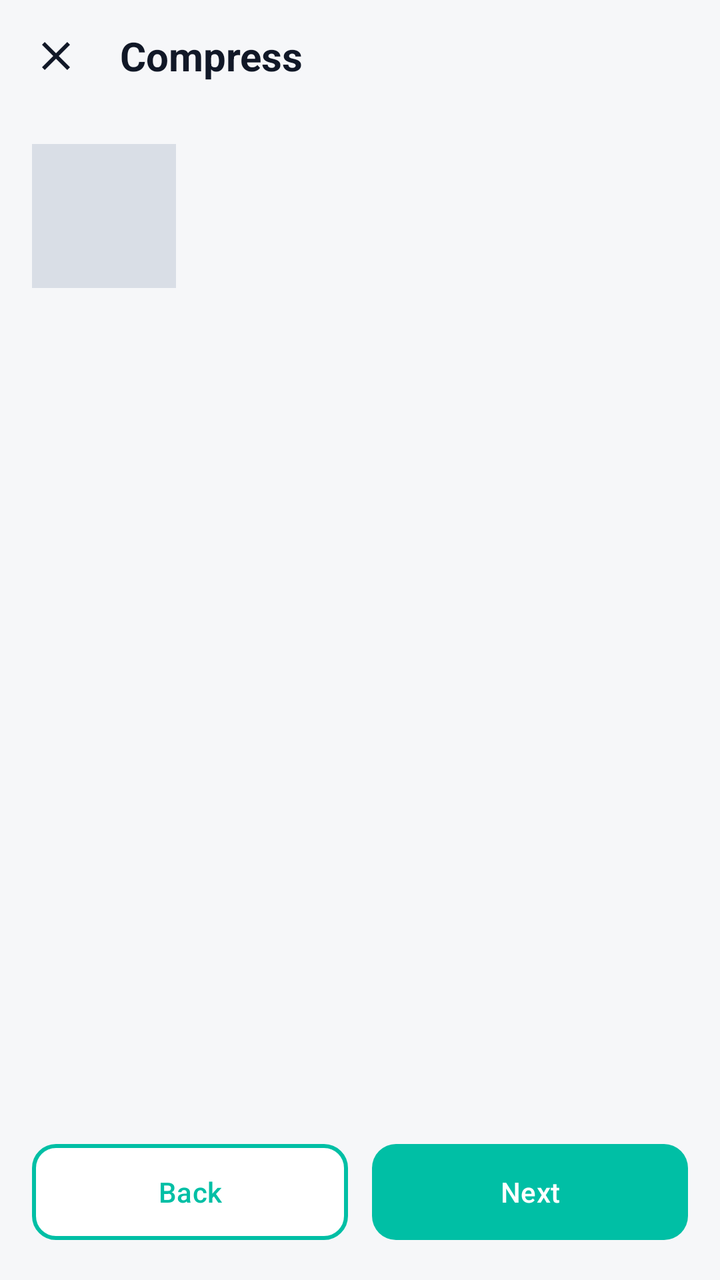
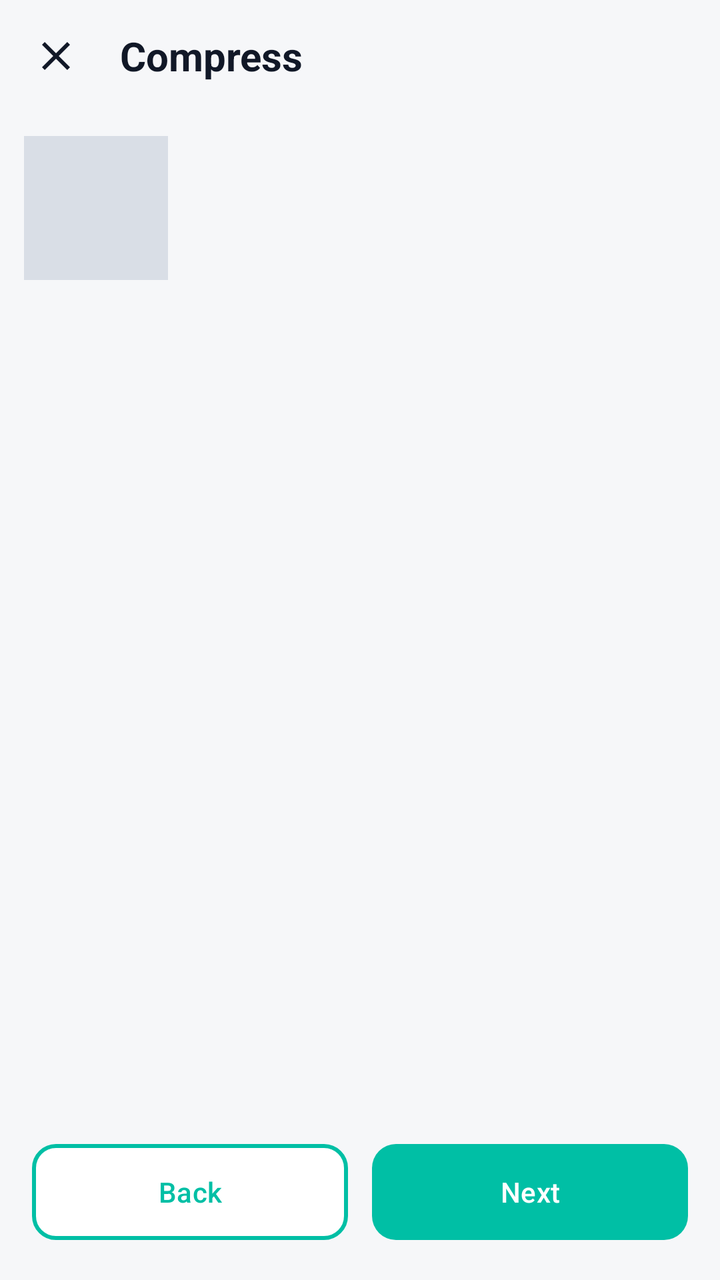

Compare the two renders of this Android layout. The source of the first and the diff that turns it into the second are given below.
<!-- AndroidManifest.xml: application theme Theme.Hakunaa -->
<!-- res/layout/activity_image_tool.xml -->
<?xml version="1.0" encoding="utf-8"?>
<LinearLayout xmlns:android="http://schemas.android.com/apk/res/android"
    xmlns:app="http://schemas.android.com/apk/res-auto"
    android:layout_width="match_parent"
    android:layout_height="match_parent"
    android:background="@color/hakunaa_background"
    android:orientation="vertical">

    
    <LinearLayout
        android:layout_width="match_parent"
        android:layout_height="56dp"
        android:gravity="center_vertical"
        android:orientation="horizontal"
        android:paddingStart="8dp"
        android:paddingEnd="16dp">

        <ImageView
            android:id="@+id/btnClose"
            android:layout_width="40dp"
            android:layout_height="40dp"
            android:contentDescription="Close"
            android:padding="8dp"
            android:src="@drawable/ic_close"
            android:tint="@color/hakunaa_text" />

        <TextView
            android:id="@+id/tvTitle"
            android:layout_width="wrap_content"
            android:layout_height="wrap_content"
            android:layout_marginStart="12dp"
            android:text="Compress"
            android:textColor="@color/hakunaa_text"
            android:textSize="20sp"
            android:textStyle="bold" />
    </LinearLayout>

    
    <LinearLayout
        android:layout_width="match_parent"
        android:layout_height="wrap_content"
        android:orientation="horizontal"
        android:padding="16dp">

        <ImageView
            android:id="@+id/ivThumb"
            android:layout_width="72dp"
            android:layout_height="72dp"
            android:scaleType="centerCrop"
            android:background="@color/hakunaa_outline" />

        <LinearLayout
            android:layout_width="0dp"
            android:layout_height="wrap_content"
            android:layout_marginStart="12dp"
            android:layout_weight="1"
            android:orientation="vertical">

            <TextView
                android:id="@+id/tvImageName"
                android:layout_width="wrap_content"
                android:layout_height="wrap_content"
                android:text=""
                android:textColor="@color/hakunaa_text"
                android:textSize="15sp" />

            <TextView
                android:id="@+id/tvImageInfo"
                android:layout_width="wrap_content"
                android:layout_height="wrap_content"
                android:layout_marginTop="4dp"
                android:text=""
                android:textColor="@color/hakunaa_text_secondary"
                android:textSize="14sp" />
        </LinearLayout>
    </LinearLayout>

    
    <LinearLayout
        android:id="@+id/contentArea"
        android:layout_width="match_parent"
        android:layout_height="0dp"
        android:layout_weight="1"
        android:orientation="vertical"
        android:paddingStart="16dp"
        android:paddingEnd="16dp">

            <TextView
                android:id="@+id/tvSubtitle"
                android:layout_width="wrap_content"
                android:layout_height="wrap_content"
                android:text=""
                android:textColor="@color/hakunaa_text_secondary"
                android:textSize="14sp" />

            <RadioGroup
                android:id="@+id/rgOptions"
                android:layout_width="match_parent"
                android:layout_height="wrap_content"
                android:layout_marginTop="8dp"
                android:orientation="vertical" />

            <LinearLayout
                android:id="@+id/resultsContainer"
                android:layout_width="match_parent"
                android:layout_height="wrap_content"
                android:layout_marginTop="8dp"
                android:orientation="vertical"
                android:visibility="gone" />

            <LinearLayout
                android:id="@+id/targetSizeContainer"
                android:layout_width="match_parent"
                android:layout_height="wrap_content"
                android:layout_marginTop="8dp"
                android:orientation="vertical"
                android:visibility="gone">

                <EditText
                    android:id="@+id/etTargetSize"
                    android:layout_width="match_parent"
                    android:layout_height="56dp"
                    android:background="@drawable/bg_search"
                    android:hint="Enter size (e.g. 500)"
                    android:inputType="numberDecimal"
                    android:paddingStart="16dp"
                    android:paddingEnd="16dp"
                    android:textSize="16sp" />

                <LinearLayout
                    android:id="@+id/unitContainer"
                    android:layout_width="match_parent"
                    android:layout_height="56dp"
                    android:layout_marginTop="12dp"
                    android:background="@drawable/bg_search"
                    android:orientation="horizontal"
                    android:padding="4dp">

                    <TextView
                        android:id="@+id/tvUnitKb"
                        android:layout_width="0dp"
                        android:layout_height="match_parent"
                        android:layout_weight="1"
                        android:background="@drawable/bg_teal_button"
                        android:gravity="center"
                        android:text="KB"
                        android:textColor="@android:color/white"
                        android:textSize="16sp"
                        android:textStyle="bold" />

                    <TextView
                        android:id="@+id/tvUnitMb"
                        android:layout_width="0dp"
                        android:layout_height="match_parent"
                        android:layout_weight="1"
                        android:gravity="center"
                        android:text="MB"
                        android:textColor="@color/hakunaa_text_secondary"
                        android:textSize="16sp"
                        android:textStyle="bold" />
                </LinearLayout>
            </LinearLayout>

            
            <LinearLayout
                android:id="@+id/modeContainer"
                android:layout_width="match_parent"
                android:layout_height="0dp"
                android:layout_marginTop="8dp"
                android:layout_weight="1"
                android:orientation="vertical"
                android:visibility="gone" />

            <LinearLayout
                android:id="@+id/qualityContainer"
                android:layout_width="match_parent"
                android:layout_height="wrap_content"
                android:layout_marginTop="8dp"
                android:orientation="vertical"
                android:visibility="gone" />

            <LinearLayout
                android:id="@+id/cardsContainer"
                android:layout_width="match_parent"
                android:layout_height="wrap_content"
                android:layout_marginTop="8dp"
                android:orientation="vertical"
                android:visibility="gone" />

            <LinearLayout
                android:id="@+id/metadataContainer"
                android:layout_width="match_parent"
                android:layout_height="wrap_content"
                android:layout_marginTop="8dp"
                android:orientation="vertical"
                android:visibility="gone" />
    </LinearLayout>

    <TextView
        android:id="@+id/tvStatus"
        android:layout_width="match_parent"
        android:layout_height="wrap_content"
        android:gravity="center"
        android:padding="8dp"
        android:text=""
        android:textColor="@color/hakunaa_text"
        android:textSize="14sp" />

    <TextView
        android:id="@+id/tvResult"
        android:layout_width="match_parent"
        android:layout_height="wrap_content"
        android:gravity="center"
        android:text=""
        android:textColor="@color/hakunaa_success"
        android:textSize="14sp" />

    
    <LinearLayout
        android:id="@+id/saveBar"
        android:layout_width="match_parent"
        android:layout_height="wrap_content"
        android:orientation="vertical"
        android:paddingStart="16dp"
        android:paddingEnd="16dp"
        android:paddingBottom="8dp"
        android:visibility="gone" />

    
    <LinearLayout
        android:id="@+id/betterCompressBar"
        android:layout_width="match_parent"
        android:layout_height="wrap_content"
        android:orientation="vertical"
        android:paddingStart="16dp"
        android:paddingEnd="16dp"
        android:paddingBottom="8dp"
        android:visibility="gone" />

    
    <LinearLayout
        android:layout_width="match_parent"
        android:layout_height="wrap_content"
        android:orientation="horizontal"
        android:paddingStart="16dp"
        android:paddingEnd="16dp"
        android:paddingTop="8dp"
        android:paddingBottom="16dp">

        <com.google.android.material.button.MaterialButton
            android:id="@+id/btnBack"
            android:layout_width="0dp"
            android:layout_height="56dp"
            android:layout_marginEnd="6dp"
            android:layout_weight="1"
            android:text="Back"
            android:textColor="@color/hakunaa_teal"
            app:backgroundTint="@color/hakunaa_surface"
            app:cornerRadius="12dp"
            app:strokeColor="@color/hakunaa_teal"
            app:strokeWidth="2dp" />

        <com.google.android.material.button.MaterialButton
            android:id="@+id/btnNext"
            android:layout_width="0dp"
            android:layout_height="56dp"
            android:layout_marginStart="6dp"
            android:layout_weight="1"
            android:text="Next"
            android:textColor="@android:color/white"
            app:backgroundTint="@color/hakunaa_teal"
            app:cornerRadius="12dp" />
    </LinearLayout>
</LinearLayout>
<!-- resources referenced by this layout -->
<resources>
  <color name="hakunaa_background">#F6F7F9</color>
  <color name="hakunaa_outline">#D9DEE6</color>
  <color name="hakunaa_success">#137333</color>
  <color name="hakunaa_surface">#FFFFFF</color>
  <color name="hakunaa_teal">#00BFA5</color>
  <color name="hakunaa_text">#111827</color>
  <color name="hakunaa_text_secondary">#5B6472</color>
  <!-- drawable bg_search (drawable) -->
  <?xml version="1.0" encoding="utf-8"?>
  <shape xmlns:android="http://schemas.android.com/apk/res/android"
      android:shape="rectangle">
      <solid android:color="#FFFFFF" />
      <stroke
          android:width="1dp"
          android:color="#D9DEE6" />
      <corners android:radius="24dp" />
  </shape>
  <!-- drawable bg_teal_button (drawable) -->
  <?xml version="1.0" encoding="utf-8"?>
  <shape xmlns:android="http://schemas.android.com/apk/res/android"
      android:shape="rectangle">
      <corners android:radius="8dp" />
      <solid android:color="#00BFA5" />
  </shape>
  <!-- drawable ic_close (drawable) -->
  <?xml version="1.0" encoding="utf-8"?>
  <vector xmlns:android="http://schemas.android.com/apk/res/android"
      android:width="24dp"
      android:height="24dp"
      android:viewportWidth="24"
      android:viewportHeight="24">
      <path
          android:fillColor="#000000"
          android:pathData="M19,6.41L17.59,5 12,10.59 6.41,5 5,6.41 10.59,12 5,17.59 6.41,19 12,13.41 17.59,19 19,17.59 13.41,12z" />
  </vector>
  <style name="Theme.Hakunaa" parent="Theme.Material3.Light.NoActionBar">
          <item name="colorPrimary">@color/hakunaa_primary</item>
          <item name="colorPrimaryDark">@color/hakunaa_primary_dark</item>
          <item name="colorOnPrimary">@color/hakunaa_on_primary</item>
          <item name="android:windowBackground">@color/hakunaa_background</item>
          <item name="colorSurface">@color/hakunaa_surface</item>
          <item name="android:textColorPrimary">@color/hakunaa_text</item>
          <item name="android:textColorSecondary">@color/hakunaa_text_secondary</item>
      </style>
  <color name="hakunaa_primary">#0B57D0</color>
  <color name="hakunaa_primary_dark">#0842A0</color>
  <color name="hakunaa_on_primary">#FFFFFF</color>
</resources>

<!-- the commit's change to res/layout/activity_image_tool.xml (unified diff, before → after) -->
@@ -40,7 +40,7 @@
         android:layout_width="match_parent"
         android:layout_height="wrap_content"
         android:orientation="horizontal"
-        android:padding="16dp">
+        android:padding="12dp">
 
         <ImageView
             android:id="@+id/ivThumb"
